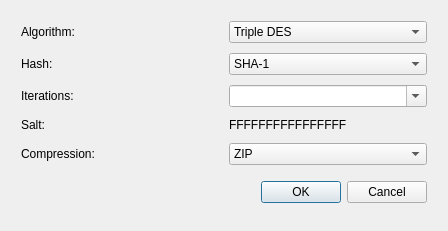
Before: the Qt Designer form qt_ui/file_properties_dialog.ui in evpo/EncryptPad, drawn with Qt 5.
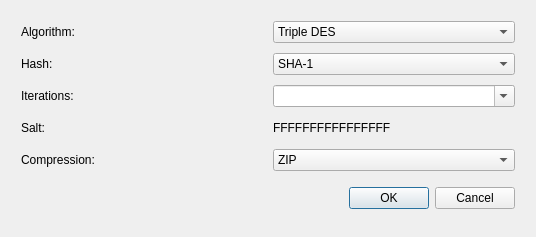
After: the same form once the commit is applied.

Diff of the .ui file:
```diff
--- a/qt_ui/file_properties_dialog.ui
+++ b/qt_ui/file_properties_dialog.ui
@@ -9,8 +9,8 @@
    <rect>
     <x>0</x>
     <y>0</y>
-    <width>448</width>
-    <height>231</height>
+    <width>536</width>
+    <height>237</height>
    </rect>
   </property>
   <property name="minimumSize">
@@ -21,8 +21,8 @@
   </property>
   <property name="maximumSize">
    <size>
-    <width>448</width>
-    <height>231</height>
+    <width>589</width>
+    <height>330</height>
    </size>
   </property>
   <property name="windowTitle">
```
